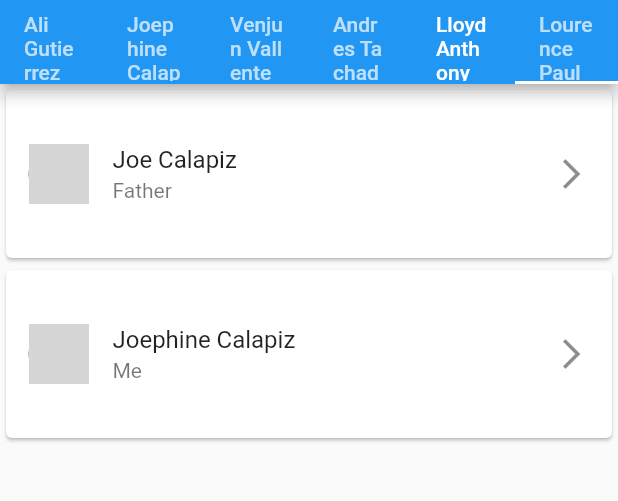
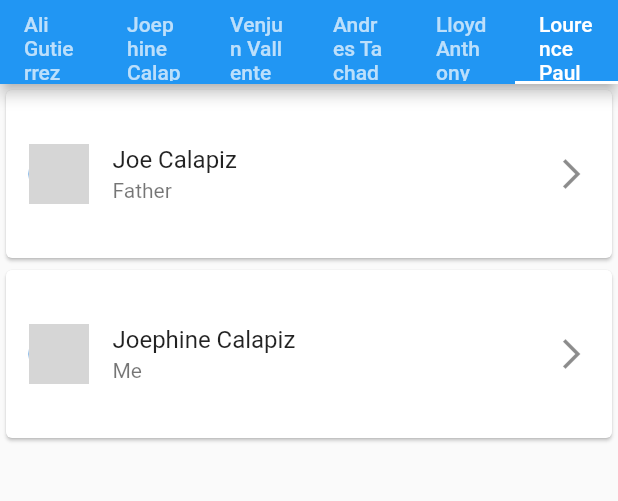
Before and after one commit to aelizeir/group4-innovative-task, a Flutter app: the screen it shows after launch, tab 6 chosen, on a phone screen of 412 x 824 dp, the part 72-573 px from its top. Run offline on Flutter 3.47's test engine with Material 2 defaults, Android fonts, the phone set to English and light mode, and no system bars; network calls fail; grey boxes are pictures that could not be loaded.

```diff
--- a/lib/home.dart
+++ b/lib/home.dart
@@ -184,7 +184,7 @@ class _HomeState extends State<Home> with SingleTickerProviderStateMixin {
 
   @override
   void initState() {
-    tabController = TabController(length: 5, vsync: this);
+    tabController = TabController(length: 6, vsync: this);
     super.initState();
 
   }
```
